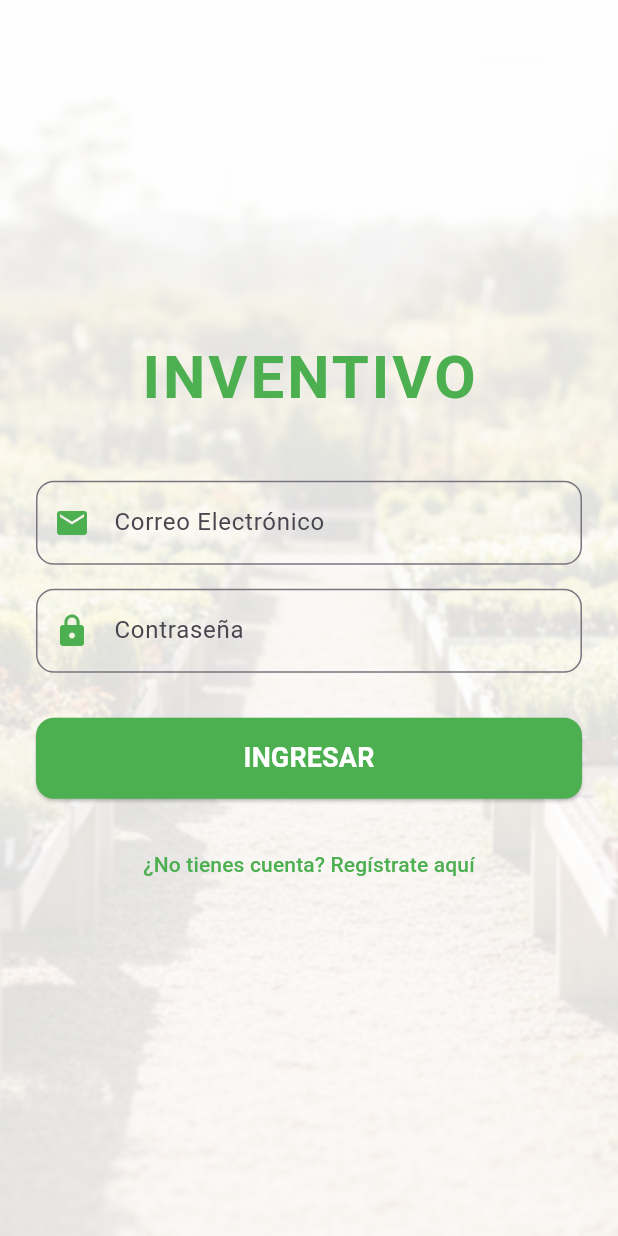
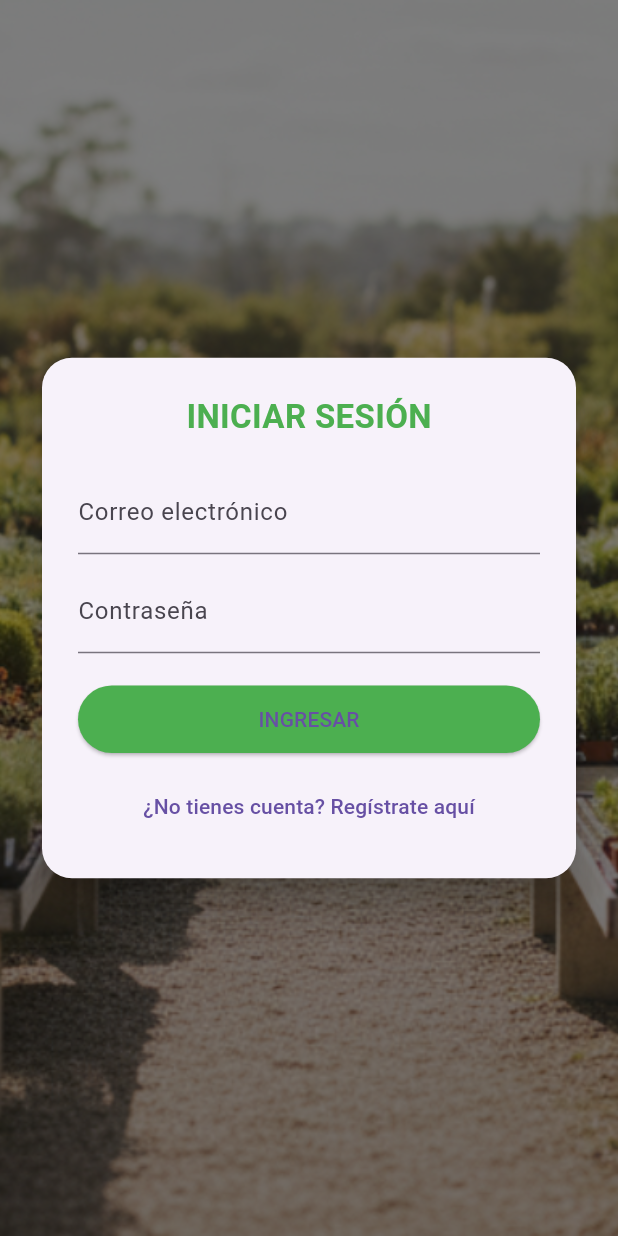
Before and after one commit to natalia482/inventivo_viveros, a Flutter app: the screen it shows after launch, on a phone screen of 412 x 824 dp. Run offline on Flutter 3.47's test engine with Material 3 defaults, Android fonts, the phone set to English and light mode, and no system bars; our stand-ins replace shared_preferences.

Commit message:
LOGIN Y REGISTRO FUNCIONAL

```diff
--- a/lib/main.dart
+++ b/lib/main.dart
@@ -1,26 +1,27 @@
 import 'package:flutter/material.dart';
-import 'screens/login_screen.dart';
-import 'screens/home_page.dart';
-import 'screens/register_screen.dart'; // si ya tienes el registro
+import 'package:inventivo_viveros/screens/dashboard.dart';
+import 'package:inventivo_viveros/screens/register_screen.dart';
+import 'package:inventivo_viveros/screens/home_page.dart';
+import 'package:inventivo_viveros/screens/login_screen.dart';
+import 'package:shared_preferences/shared_preferences.dart';
 
-void main() {
-  runApp(const InventivoApp());
+void main() async {
+  WidgetsFlutterBinding.ensureInitialized();
+  SharedPreferences prefs = await SharedPreferences.getInstance();
+  bool isLogged = prefs.getBool('isLogged') ?? false;
+
+  runApp(MyApp(isLogged: isLogged));
 }
 
-class InventivoApp extends StatelessWidget {
-  const InventivoApp({super.key});
+class MyApp extends StatelessWidget {
+  final bool isLogged;
+  const MyApp({super.key, required this.isLogged});
 
   @override
   Widget build(BuildContext context) {
     return MaterialApp(
       debugShowCheckedModeBanner: false,
-      title: 'Inventivo',
-      initialRoute: '/',
-      routes: {
-        '/': (context) => const LoginScreen(),
-        '/home': (context) => const HomePage(),
-        '/register': (context) => RegisterPage(), // si existe
-      },
+      home: isLogged ? const DashboardScreen() : const LoginScreen(),
     );
   }
 }
--- a/lib/screens/login_screen.dart
+++ b/lib/screens/login_screen.dart
@@ -1,6 +1,12 @@
 import 'package:flutter/material.dart';
 import 'package:http/http.dart' as http;
 import 'dart:convert';
+import 'package:shared_preferences/shared_preferences.dart';
+import 'package:inventivo_viveros/screens/dashboard.dart';
+import 'register_screen.dart';
+
+// ✅ Cambia por tu IP local o usa 10.0.2.2 si estás en emulador Android
+const String loginUrl = "http://127.0.0.1/backend_inventivo/api/login.php";
 
 class LoginScreen extends StatefulWidget {
   const LoginScreen({super.key});
@@ -10,163 +16,132 @@ class LoginScreen extends StatefulWidget {
 }
 
 class _LoginScreenState extends State<LoginScreen> {
-  final TextEditingController emailController = TextEditingController();
-  final TextEditingController passwordController = TextEditingController();
-
+  final emailController = TextEditingController();
+  final passwordController = TextEditingController();
   bool isLoading = false;
 
   Future<void> loginUser() async {
-    setState(() {
-      isLoading = true;
-    });
+    final email = emailController.text.trim();
+    final password = passwordController.text.trim();
 
+    if (email.isEmpty || password.isEmpty) {
+      ScaffoldMessenger.of(context).showSnackBar(
+        const SnackBar(content: Text("Por favor, completa todos los campos")),
+      );
+      return;
+    }
+
+    setState(() => isLoading = true);
+
+    try {
+      // ✅ Se envía en formato JSON
       final response = await http.post(
-      Uri.parse("http://127.0.0.1/backend_inventivo/api/login.php"), // Cambia por tu IP si usas celular
-      body: {
-        'email': emailController.text.trim(),
-        'password': passwordController.text.trim(),
-      },
+        Uri.parse(loginUrl),
+        headers: {"Content-Type": "application/json"},
+        body: jsonEncode({
+          "email": email,
+          "password": password,
+        }),
       );
 
-    try {
+      print("📩 Respuesta del servidor: ${response.body}");
+
       final data = json.decode(response.body);
 
       if (data['success'] == true) {
-        final prefs = await SharedPreferences.getInstance();
+        // ✅ Guardar datos en SharedPreferences
+        SharedPreferences prefs = await SharedPreferences.getInstance();
+        await prefs.setBool('isLogged', true);
+        await prefs.setString('email', email);
+        await prefs.setString('rol', data['rol'] ?? 'trabajador');
+        await prefs.setString('name', data['name'] ?? 'Usuario');
+
         ScaffoldMessenger.of(context).showSnackBar(
-          const SnackBar(content: Text("Inicio de sesión exitoso")),
+          SnackBar(content: Text("Bienvenido ${data['name']}")),
         );
 
-        // Redirige al Home
-        Navigator.pushReplacementNamed(context, '/home');
+        // ✅ Ir al Dashboard
+        Navigator.pushReplacement(
+          context,
+          MaterialPageRoute(builder: (context) => const DashboardScreen()),
+        );
       } else {
         ScaffoldMessenger.of(context).showSnackBar(
-          SnackBar(content: Text(data['message'] ?? 'Error al iniciar sesión')),
+          SnackBar(content: Text(data['message'] ?? "Error al iniciar sesión")),
         );
       }
     } catch (e) {
       ScaffoldMessenger.of(context).showSnackBar(
-        SnackBar(content: Text("Error en la conexión: $e")),
+        SnackBar(content: Text("Error de conexión: $e")),
       );
     } finally {
-      setState(() {
-        isLoading = false;
-      });
+      setState(() => isLoading = false);
     }
   }
 
   @override
   Widget build(BuildContext context) {
     return Scaffold(
-      body: Stack(
-        children: [
-          // Fondo con imagen del vivero
+      body: Stack(children: [
         Container(
           decoration: const BoxDecoration(
             image: DecorationImage(
-                image: AssetImage('assets/images/fondo.png'),
+              image: AssetImage("assets/images/fondo.png"),
               fit: BoxFit.cover,
             ),
           ),
         ),
-
-          // Capa de color semitransparente
-          Container(
-            color: Colors.white.withOpacity(0.85),
-          ),
-
-          // Contenido principal
+        Container(color: Colors.black.withOpacity(0.5)),
         Center(
           child: SingleChildScrollView(
             padding: const EdgeInsets.all(24),
+            child: Card(
+              elevation: 10,
+              shape: RoundedRectangleBorder(
+                  borderRadius: BorderRadius.circular(20)),
+              child: Padding(
+                padding: const EdgeInsets.all(24),
                 child: Column(
-                mainAxisAlignment: MainAxisAlignment.center,
                   children: [
-                  // Logo o título
-                  const Text(
-                    "INVENTIVO",
+                    const Text("INICIAR SESIÓN",
                         style: TextStyle(
-                      color: Colors.green,
-                      fontSize: 40,
+                            fontSize: 22,
                             fontWeight: FontWeight.bold,
-                      letterSpacing: 2,
-                    ),
-                  ),
-                  const SizedBox(height: 40),
-
-                  // Campo Email
+                            color: Colors.green)),
+                    const SizedBox(height: 20),
                     TextField(
                         controller: emailController,
-                    decoration: InputDecoration(
-                      labelText: "Correo Electrónico",
-                      prefixIcon: const Icon(Icons.email, color: Colors.green),
-                      border: OutlineInputBorder(
-                        borderRadius: BorderRadius.circular(12),
-                      ),
-                    ),
-                    keyboardType: TextInputType.emailAddress,
-                  ),
-                  const SizedBox(height: 16),
-
-                  // Campo Contraseña
+                        decoration: const InputDecoration(
+                            labelText: "Correo electrónico")),
+                    const SizedBox(height: 10),
                     TextField(
                         controller: passwordController,
                         obscureText: true,
-                    decoration: InputDecoration(
-                      labelText: "Contraseña",
-                      prefixIcon: const Icon(Icons.lock, color: Colors.green),
-                      border: OutlineInputBorder(
-                        borderRadius: BorderRadius.circular(12),
-                      ),
-                    ),
-                  ),
-                  const SizedBox(height: 30),
-
-                  // Botón de ingresar
-                  SizedBox(
-                    width: double.infinity,
-                    child: ElevatedButton(
+                        decoration:
+                            const InputDecoration(labelText: "Contraseña")),
+                    const SizedBox(height: 20),
+                    ElevatedButton(
+                      onPressed: isLoading ? null : loginUser,
                       style: ElevatedButton.styleFrom(
                           backgroundColor: Colors.green,
-                        padding: const EdgeInsets.symmetric(vertical: 14),
-                        shape: RoundedRectangleBorder(
-                          borderRadius: BorderRadius.circular(12),
+                          minimumSize: const Size(double.infinity, 45)),
+                      child: isLoading
+                          ? const CircularProgressIndicator(color: Colors.white)
+                          : const Text("INGRESAR"),
                     ),
-                      ),
-                      onPressed: isLoading ? null : loginUser,
-                      child: isLoading
-                          ? const CircularProgressIndicator(
-                              color: Colors.white,
-                            )
-                          : const Text(
-                              "INGRESAR",
-                              style: TextStyle(
-                                color: Colors.white,
-                                fontSize: 18,
-                                fontWeight: FontWeight.bold,
+                    const SizedBox(height: 10),
+                TextButton(
+                      onPressed: () => Navigator.pushReplacement(
+                          context,
+                          MaterialPageRoute(builder: (context) => const RegisterScreen()),),
+                      child: const Text("¿No tienes cuenta? Regístrate aquí"),
+                    ),                  ],
                 ),
               ),
             ),
           ),
-
-                  const SizedBox(height: 20),
-
-                  // Enlace de registro
-                  TextButton(
-                    onPressed: () {
-                      Navigator.pushNamed(context, '/register');
-                    },
-                    child: const Text(
-                      "¿No tienes cuenta? Regístrate aquí",
-                      style: TextStyle(color: Colors.green),
         ),
-                  ),
-                ],
-              ),
-            ),
-          ),
-        ],
-      ),
+      ]),
     );
   }
 }
--- a/lib/services/api_services.dart
+++ b/lib/services/api_services.dart
@@ -0,0 +1,3 @@
+const String baseUrl = "http://127.0.0.1/backend_inventivo/api/";
+const String loginUrl = "${baseUrl}login.php";
+const String registerUrl = "${baseUrl}register.php";
--- a/pubspec.yaml
+++ b/pubspec.yaml
@@ -8,9 +8,11 @@ version: 1.0.0+1
 environment:
   sdk: ^3.9.2
 dependencies:
+  crypto: ^3.0.3
   flutter:
     sdk: flutter
   http: ^1.5.0
+  shared_preferences: ^2.2.2
   google_fonts: ^6.3.2
   cupertino_icons: ^1.0.8
 
```
Also changed, not shown: lib/screens/dashboard.dart (+40 -31 lines), lib/screens/register_screen.dart (+108 -46 lines), lib/screens/splash_screen.dart (added, +48 -0 lines), pubspec.lock, 2 other files. Lines whose indentation alone changed are shown as unchanged.
